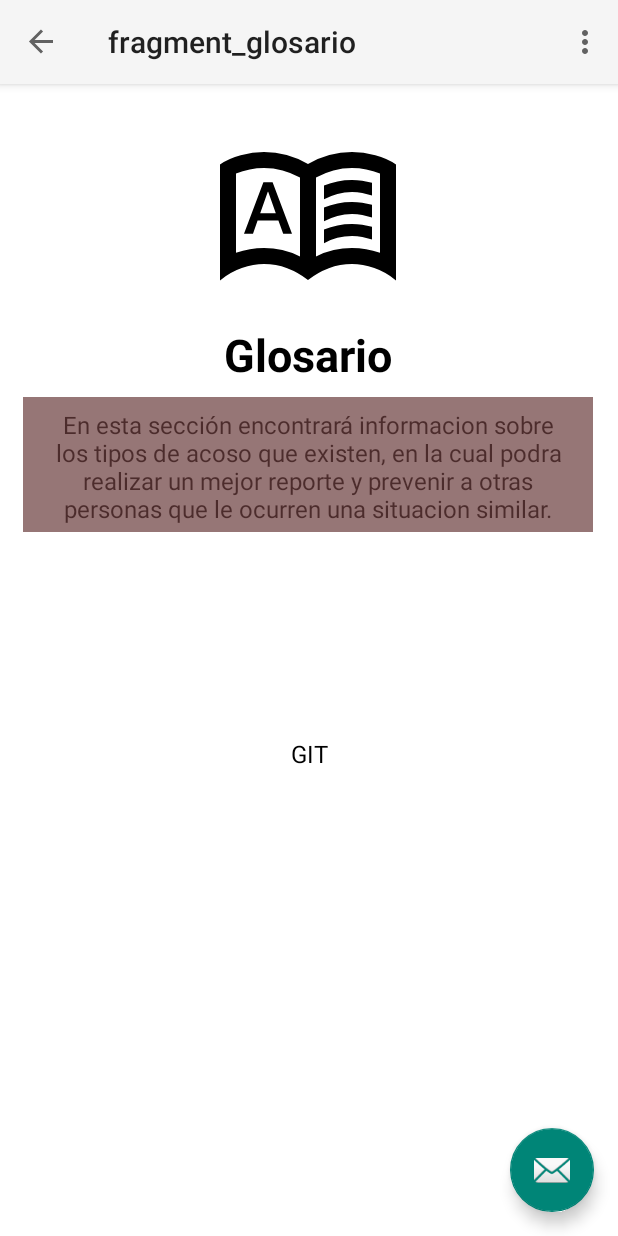
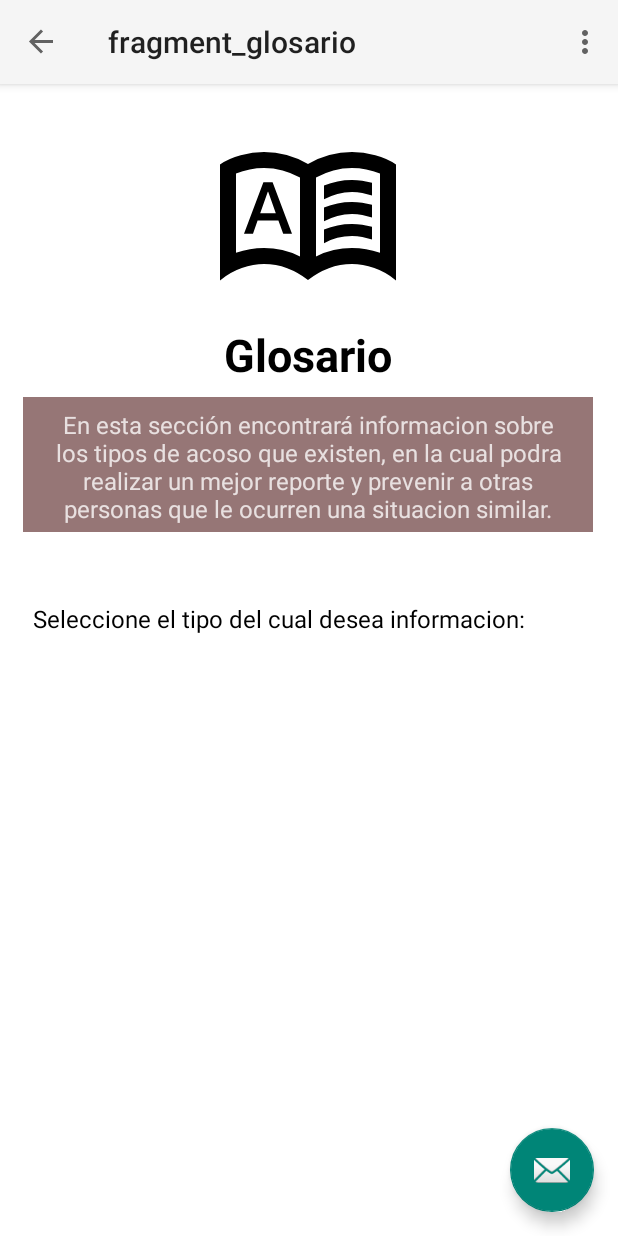
Before and after one commit to MarcoPadillaC98/NavDrawer, an Android app: the screen it shows after launch (MainActivity), in the side drawer, after a tap on "Glosario", on a phone screen of 412 x 824 dp. Run offline under Robolectric (Android 15) with nearby library versions, the light colour scheme and no system bars; our stand-ins replace navigation-ui.

Commit message:
Glosario 22%

```diff
--- a/app/src/main/res/layout/fragment_glosario.xml
+++ b/app/src/main/res/layout/fragment_glosario.xml
@@ -37,33 +37,20 @@
         app:layout_constraintTop_toBottomOf="@+id/imageView2" />
 
     <TextView
-        android:id="@+id/textView3"
-        android:layout_width="353dp"
-        android:layout_height="87dp"
+        android:id="@+id/textView2"
+        android:layout_width="380dp"
+        android:layout_height="27dp"
         android:layout_marginStart="10dp"
-        android:layout_marginTop="12dp"
+        android:layout_marginTop="44dp"
         android:layout_marginEnd="10dp"
         android:gravity="center"
-        android:text="En esta sección encontrará informacion sobre los tipos de acoso que existen, en la cual podra realizar un mejor reporte y prevenir a otras personas que le ocurren una situacion similar."
+        android:text="Seleccione el tipo del cual desea informacion:"
+        android:textAlignment="viewStart"
         android:textColor="#000000"
+        android:textIsSelectable="false"
         android:textSize="16sp"
         app:layout_constraintEnd_toEndOf="parent"
-        app:layout_constraintHorizontal_bias="0.49"
-        app:layout_constraintStart_toStartOf="parent"
-        app:layout_constraintTop_toBottomOf="@+id/tv_Glosario" />
-
-    <TextView
-        android:id="@+id/textView2"
-        android:layout_width="353dp"
-        android:layout_height="87dp"
-        android:layout_marginStart="10dp"
-        android:layout_marginTop="104dp"
-        android:layout_marginEnd="10dp"
-        android:gravity="center"
-        android:text="GIT"
-        android:textColor="#000000"
-        android:textSize="16sp"
-        app:layout_constraintEnd_toEndOf="parent"
+        app:layout_constraintHorizontal_bias="1.0"
         app:layout_constraintStart_toStartOf="parent"
         app:layout_constraintTop_toBottomOf="@+id/textView3" />
 
@@ -78,4 +65,20 @@
         app:layout_constraintStart_toStartOf="parent"
         app:layout_constraintTop_toBottomOf="@+id/tv_Glosario"
         app:layout_constraintVertical_bias="0.019" />
+
+    <TextView
+        android:id="@+id/textView3"
+        android:layout_width="353dp"
+        android:layout_height="87dp"
+        android:layout_marginStart="10dp"
+        android:layout_marginTop="12dp"
+        android:layout_marginEnd="10dp"
+        android:gravity="center"
+        android:text="En esta sección encontrará informacion sobre los tipos de acoso que existen, en la cual podra realizar un mejor reporte y prevenir a otras personas que le ocurren una situacion similar."
+        android:textColor="#E8E0E0"
+        android:textSize="16sp"
+        app:layout_constraintEnd_toEndOf="parent"
+        app:layout_constraintHorizontal_bias="0.49"
+        app:layout_constraintStart_toStartOf="parent"
+        app:layout_constraintTop_toBottomOf="@+id/tv_Glosario" />
 </androidx.constraintlayout.widget.ConstraintLayout>
```
